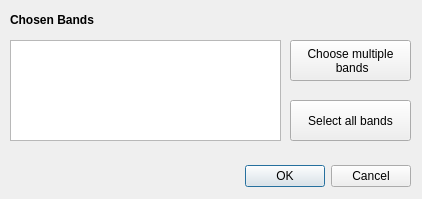
Above: band_dialog.ui from Open-EO/openeo-qgis-plugin before the change. Below: the same form after it.
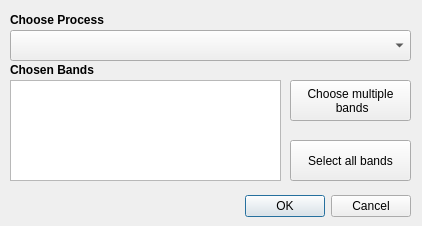
That is the form after the change.

Commit message: finished the process selection on the filters

The edit to the form file:
```diff
--- a/band_dialog.ui
+++ b/band_dialog.ui
@@ -7,7 +7,7 @@
     <x>0</x>
     <y>0</y>
     <width>422</width>
-    <height>199</height>
+    <height>226</height>
    </rect>
   </property>
   <property name="windowTitle">
@@ -17,7 +17,7 @@
    <property name="geometry">
     <rect>
      <x>70</x>
-     <y>160</y>
+     <y>190</y>
      <width>341</width>
      <height>32</height>
     </rect>
@@ -33,7 +33,7 @@
    <property name="geometry">
     <rect>
      <x>290</x>
-     <y>100</y>
+     <y>140</y>
      <width>121</width>
      <height>41</height>
     </rect>
@@ -46,7 +46,7 @@
    <property name="geometry">
     <rect>
      <x>10</x>
-     <y>40</y>
+     <y>80</y>
      <width>271</width>
      <height>101</height>
     </rect>
@@ -56,7 +56,7 @@
    <property name="geometry">
     <rect>
      <x>10</x>
-     <y>10</y>
+     <y>60</y>
      <width>271</width>
      <height>20</height>
     </rect>
@@ -72,7 +72,7 @@
    <property name="geometry">
     <rect>
      <x>290</x>
-     <y>40</y>
+     <y>80</y>
      <width>121</width>
      <height>41</height>
     </rect>
@@ -95,6 +95,32 @@
     <string/>
    </property>
   </widget>
+  <widget class="QComboBox" name="comboProcessBox">
+   <property name="geometry">
+    <rect>
+     <x>10</x>
+     <y>30</y>
+     <width>401</width>
+     <height>31</height>
+    </rect>
+   </property>
+  </widget>
+  <widget class="QLabel" name="label_12">
+   <property name="geometry">
+    <rect>
+     <x>10</x>
+     <y>10</y>
+     <width>271</width>
+     <height>20</height>
+    </rect>
+   </property>
+   <property name="text">
+    <string>&lt;html&gt;&lt;head/&gt;&lt;body&gt;&lt;p&gt;&lt;span style=&quot; font-weight:600;&quot;&gt;Choose Process&lt;/span&gt;&lt;/p&gt;&lt;/body&gt;&lt;/html&gt;</string>
+   </property>
+   <property name="alignment">
+    <set>Qt::AlignLeading|Qt::AlignLeft|Qt::AlignVCenter</set>
+   </property>
+  </widget>
  </widget>
  <resources/>
  <connections>
```
The commit also changes 8 other files.
